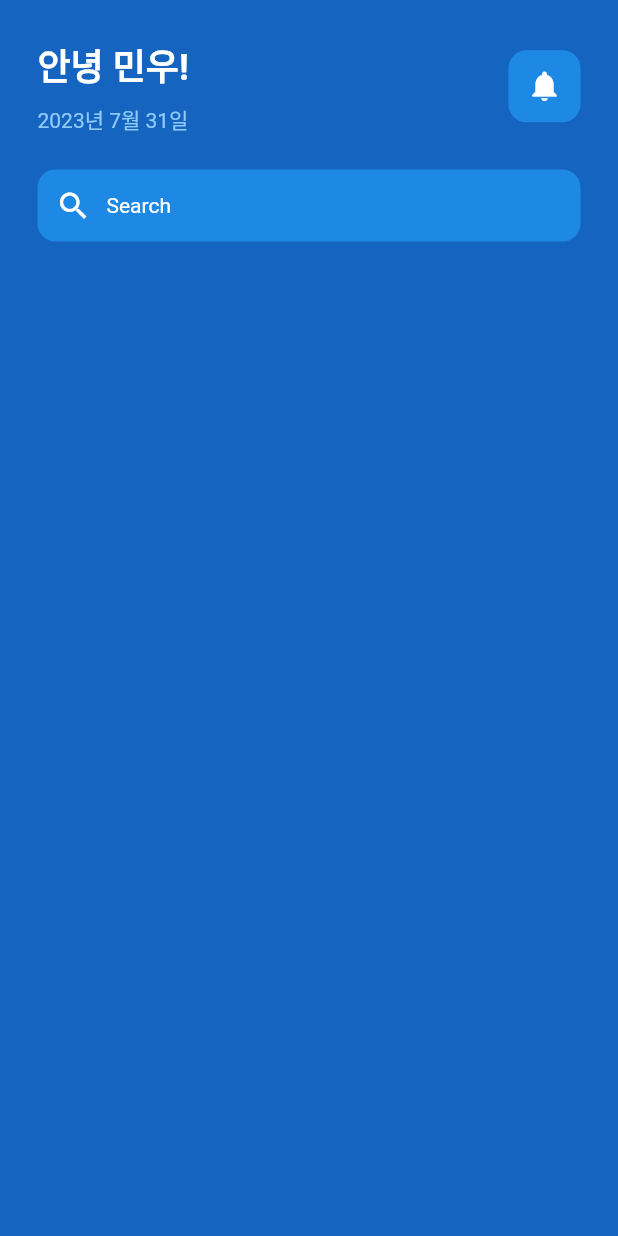
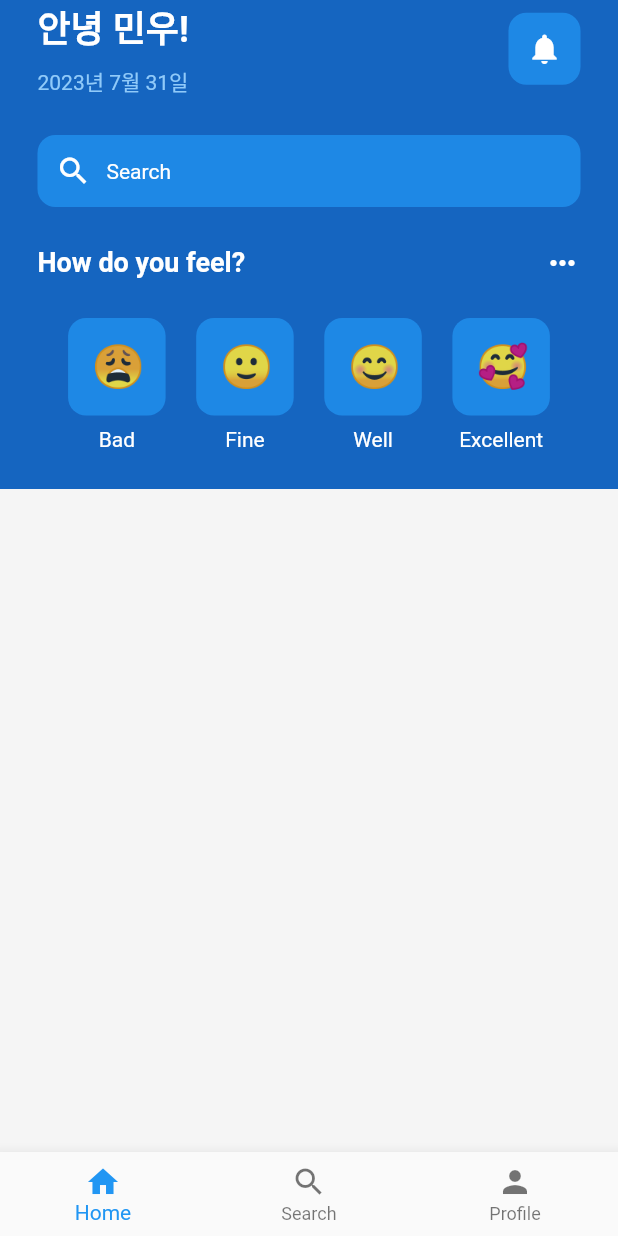
Before and after one commit to mwoo-git/praciceFlutterUI, a Flutter app: the screen it shows after launch, on a phone screen of 412 x 824 dp. Run offline on Flutter 3.47's test engine with Material 2 defaults, Android fonts, the phone set to English and light mode, and no system bars.

Commit message:
add: emoticon_faces.dart 완성

```diff
--- a/lib/main.dart
+++ b/lib/main.dart
@@ -1,5 +1,5 @@
 import 'package:flutter/material.dart';
-import 'package:testflutter/pages/home_page.dart';
+import 'package:testflutter/pages/home/view/home_page.dart';
 
 void main() {
   runApp(
--- /dev/null
+++ b/lib/pages/home/components/emoticon_faces.dart
@@ -0,0 +1,75 @@
+import 'package:flutter/material.dart';
+import 'package:testflutter/util/emoticon_face.dart';
+
+class EmoticonFaces extends StatelessWidget {
+  const EmoticonFaces({super.key});
+
+  @override
+  Widget build(BuildContext context) {
+    return const Row(
+      mainAxisAlignment: MainAxisAlignment.spaceEvenly,
+      children: [
+        // bad
+        Column(
+          children: [
+            EmoticonFace(
+              emoticonFace: '😩',
+            ),
+            SizedBox(
+              height: 8,
+            ),
+            Text(
+              'Bad',
+              style: TextStyle(color: Colors.white),
+            )
+          ],
+        ),
+        // fine
+        Column(
+          children: [
+            EmoticonFace(
+              emoticonFace: '🙂',
+            ),
+            SizedBox(
+              height: 8,
+            ),
+            Text(
+              'Fine',
+              style: TextStyle(color: Colors.white),
+            )
+          ],
+        ),
+        // well
+        Column(
+          children: [
+            EmoticonFace(
+              emoticonFace: '😊',
+            ),
+            SizedBox(
+              height: 8,
+            ),
+            Text(
+              'Well',
+              style: TextStyle(color: Colors.white),
+            )
+          ],
+        ),
+        // exellent
+        Column(
+          children: [
+            EmoticonFace(
+              emoticonFace: '🥰',
+            ),
+            SizedBox(
+              height: 8,
+            ),
+            Text(
+              'Excellent',
+              style: TextStyle(color: Colors.white),
+            )
+          ],
+        ),
+      ],
+    );
+  }
+}
--- /dev/null
+++ b/lib/pages/home/components/how_do_you_feel.dart
@@ -0,0 +1,22 @@
+import 'package:flutter/material.dart';
+
+class HowDoYouFeel extends StatelessWidget {
+  const HowDoYouFeel({super.key});
+
+  @override
+  Widget build(BuildContext context) {
+    return const Row(
+      mainAxisAlignment: MainAxisAlignment.spaceBetween,
+      children: [
+        Text(
+          'How do you feel?',
+          style: TextStyle(
+              color: Colors.white,
+              fontSize: 18,
+              fontWeight: FontWeight.bold),
+        ),
+        Icon(Icons.more_horiz, color: Colors.white)
+      ],
+    );
+  }
+}
--- /dev/null
+++ b/lib/pages/home/components/search_bar.dart
@@ -0,0 +1,29 @@
+import 'package:flutter/material.dart';
+
+class CustomSearchBar extends StatelessWidget {
+  const CustomSearchBar({super.key});
+
+  @override
+  Widget build(BuildContext context) {
+    return Container(
+      decoration: BoxDecoration(
+          color: Colors.blue[600], borderRadius: BorderRadius.circular(12)),
+      padding: const EdgeInsets.all(12),
+      child: const Row(
+        children: [
+          Icon(
+            Icons.search,
+            color: Colors.white,
+          ),
+          SizedBox(
+            width: 10,
+          ),
+          Text(
+            'Search',
+            style: TextStyle(color: Colors.white),
+          )
+        ],
+      ),
+    );
+  }
+}
--- /dev/null
+++ b/lib/pages/home/components/top_header.dart
@@ -0,0 +1,43 @@
+import 'package:flutter/material.dart';
+
+class TopHeader extends StatelessWidget {
+  const TopHeader({super.key});
+
+  @override
+  Widget build(BuildContext context) {
+    return Row(
+      mainAxisAlignment: MainAxisAlignment.spaceBetween,
+      children: [
+        // 안녕 민우
+        Column(
+          crossAxisAlignment: CrossAxisAlignment.start,
+          children: [
+            const Text('안녕 민우!',
+                style: TextStyle(
+                    color: Colors.white,
+                    fontSize: 24,
+                    fontWeight: FontWeight.bold)),
+            const SizedBox(
+              height: 8,
+            ),
+            Text(
+              '2023년 7월 31일',
+              style: TextStyle(color: Colors.blue[200]),
+            )
+          ],
+        ),
+
+        // Notification
+        Container(
+          decoration: BoxDecoration(
+              color: Colors.blue[600], borderRadius: BorderRadius.circular(12)),
+          padding: const EdgeInsets.all(12),
+          child: const Icon(
+            Icons.notifications,
+            color: Colors.white,
+          ),
+        )
+      ],
+    );
+  }
+}
--- /dev/null
+++ b/lib/pages/home/view/home_page.dart
@@ -0,0 +1,62 @@
+import 'package:flutter/material.dart';
+import 'package:testflutter/pages/home/components/emoticon_faces.dart';
+import 'package:testflutter/pages/home/components/how_do_you_feel.dart';
+import 'package:testflutter/pages/home/components/top_header.dart';
+import 'package:testflutter/pages/home/components/search_bar.dart';
+
+class HomePage extends StatefulWidget {
+  const HomePage({super.key});
+
+  @override
+  State<HomePage> createState() => _HomePageState();
+}
+
+class _HomePageState extends State<HomePage> {
+  @override
+  Widget build(BuildContext context) {
+    return Scaffold(
+      backgroundColor: Colors.blue[800],
+      bottomNavigationBar: BottomNavigationBar(
+        items: const [
+          BottomNavigationBarItem(icon: Icon(Icons.home), label: 'Home'),
+          BottomNavigationBarItem(icon: Icon(Icons.search), label: 'Search'),
+          BottomNavigationBarItem(icon: Icon(Icons.person), label: 'Profile'),
+        ],
+      ),
+      body: SafeArea(
+        child: Column(
+          children: [
+            const Padding(
+              padding: EdgeInsets.symmetric(horizontal: 25.0),
+              child: Column(
+                children: [
+                  TopHeader(),
+                  SizedBox(
+                    height: 25,
+                  ),
+                  CustomSearchBar(),
+                  SizedBox(
+                    height: 25,
+                  ),
+                  HowDoYouFeel(),
+                  SizedBox(
+                    height: 25,
+                  ),
+                  EmoticonFaces()
+                ],
+              ),
+            ),
+            const SizedBox(
+              height: 25,
+            ),
+            Expanded(
+              child: Container(
+                color: Colors.grey[100],
+              ),
+            )
+          ],
+        ),
+      ),
+    );
+  }
+}
--- a/lib/pages/home_page.dart
+++ /dev/null
@@ -1,101 +0,0 @@
-import 'package:flutter/material.dart';
-
-class HomePage extends StatefulWidget {
-  const HomePage({super.key});
-
-  @override
-  State<HomePage> createState() => _HomePageState();
-}
-
-class _HomePageState extends State<HomePage> {
-  @override
-  Widget build(BuildContext context) {
-    return Scaffold(
-      backgroundColor: Colors.blue[800],
-      body: const SafeArea(
-        child: Padding(
-          padding: EdgeInsets.all(25.0),
-          child: Column(
-            children: [
-              TopHeader(),
-              SizedBox(
-                height: 23,
-              ),
-              SearchBar(),
-            ],
-          ),
-        ),
-      ),
-    );
-  }
-}
-
-class TopHeader extends StatelessWidget {
-  const TopHeader({super.key});
-
-  @override
-  Widget build(BuildContext context) {
-    return Row(
-      mainAxisAlignment: MainAxisAlignment.spaceBetween,
-      children: [
-        // 안녕 민우
-        Column(
-          crossAxisAlignment: CrossAxisAlignment.start,
-          children: [
-            const Text('안녕 민우!',
-                style: TextStyle(
-                    color: Colors.white,
-                    fontSize: 24,
-                    fontWeight: FontWeight.bold)),
-            const SizedBox(
-              height: 8,
-            ),
-            Text(
-              '2023년 7월 31일',
-              style: TextStyle(color: Colors.blue[200]),
-            )
-          ],
-        ),
-
-        // Notification
-        Container(
-          decoration: BoxDecoration(
-              color: Colors.blue[600], borderRadius: BorderRadius.circular(12)),
-          padding: const EdgeInsets.all(12),
-          child: const Icon(
-            Icons.notifications,
-            color: Colors.white,
-          ),
-        )
-      ],
-    );
-  }
-}
-
-class SearchBar extends StatelessWidget {
-  const SearchBar({super.key});
-
-  @override
-  Widget build(BuildContext context) {
-    return Container(
-      decoration: BoxDecoration(
-          color: Colors.blue[600], borderRadius: BorderRadius.circular(12)),
-      padding: const EdgeInsets.all(12),
-      child: const Row(
-        children: [
-          Icon(
-            Icons.search,
-            color: Colors.white,
-          ),
-          SizedBox(
-            width: 10,
-          ),
-          Text(
-            'Search',
-            style: TextStyle(color: Colors.white),
-          )
-        ],
-      ),
-    );
-  }
-}
--- /dev/null
+++ b/lib/util/emoticon_face.dart
@@ -0,0 +1,27 @@
+import 'package:flutter/material.dart';
+
+class EmoticonFace extends StatelessWidget {
+  final String emoticonFace;
+
+  const EmoticonFace({
+    super.key,
+    required this.emoticonFace,
+  });
+
+  @override
+  Widget build(BuildContext context) {
+    return Container(
+        width: 65,
+        height: 65,
+        decoration: BoxDecoration(
+            color: Colors.blue[600], borderRadius: BorderRadius.circular(12)),
+        padding: const EdgeInsets.all(16),
+        child: Center(
+            child: Text(
+          emoticonFace,
+          style: const TextStyle(
+            fontSize: 28,
+          ),
+        )));
+  }
+}
```
